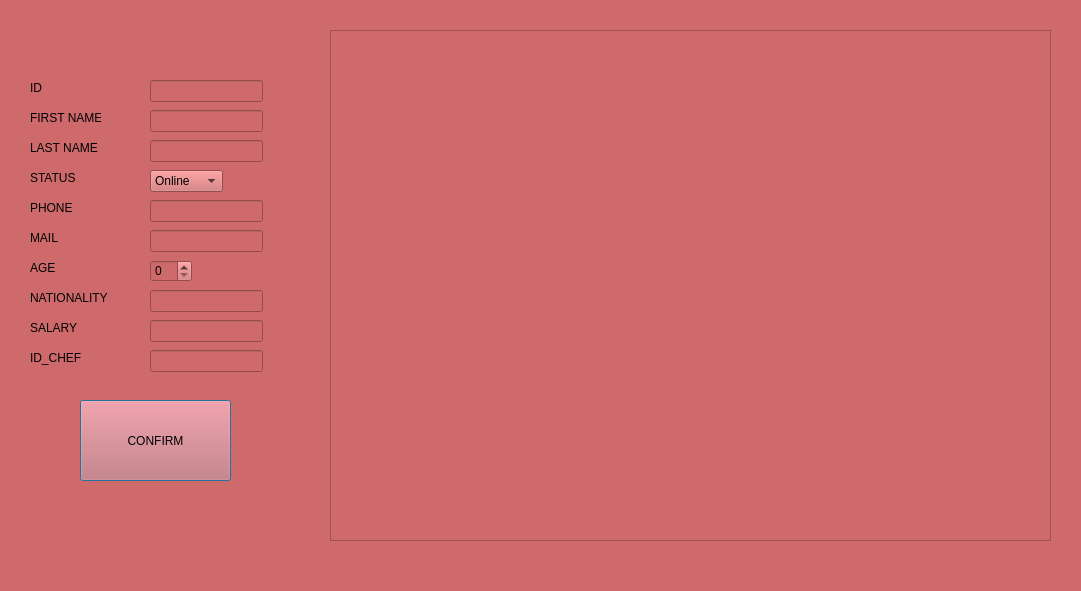
Old version of the form modify.ui in the repository nessimayadi12/Smart_Business_Agency.
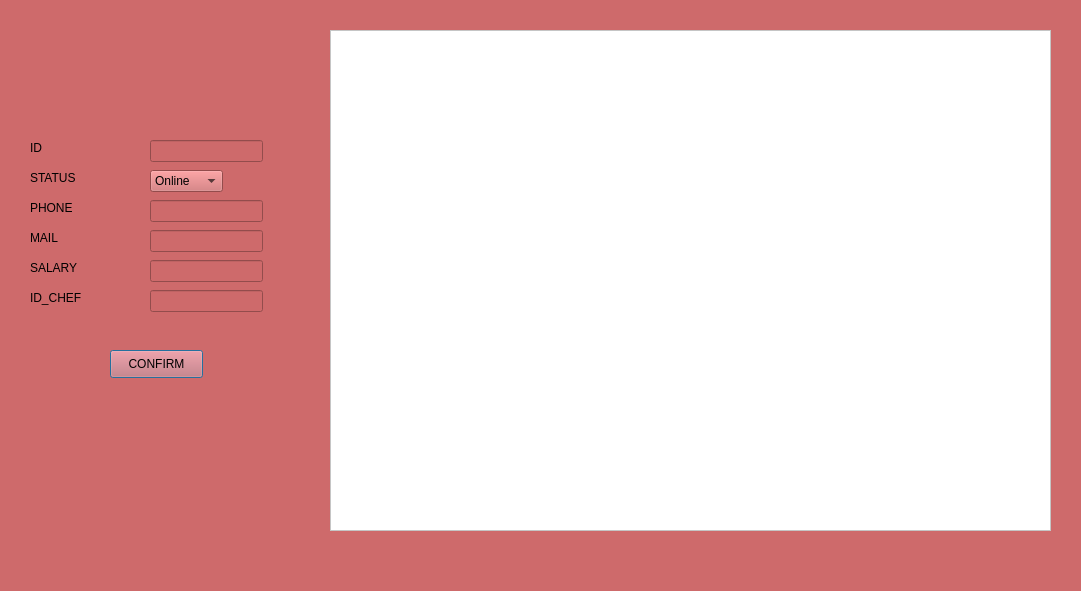
New version of the form.

Diff of the .ui file:
```diff
--- a/modify.ui
+++ b/modify.ui
@@ -465,15 +465,18 @@
      <x>330</x>
      <y>30</y>
      <width>721</width>
-     <height>511</height>
+     <height>501</height>
     </rect>
    </property>
+   <property name="styleSheet">
+    <string notr="true">background-color: rgb(255, 255, 255);</string>
+   </property>
   </widget>
   <widget class="QLabel" name="label">
    <property name="geometry">
     <rect>
      <x>30</x>
-     <y>80</y>
+     <y>140</y>
      <width>56</width>
      <height>16</height>
     </rect>
@@ -482,32 +485,6 @@
     <string>ID</string>
    </property>
   </widget>
-  <widget class="QLabel" name="label_2">
-   <property name="geometry">
-    <rect>
-     <x>30</x>
-     <y>110</y>
-     <width>71</width>
-     <height>16</height>
-    </rect>
-   </property>
-   <property name="text">
-    <string>FIRST NAME</string>
-   </property>
-  </widget>
-  <widget class="QLabel" name="label_3">
-   <property name="geometry">
-    <rect>
-     <x>30</x>
-     <y>140</y>
-     <width>71</width>
-     <height>16</height>
-    </rect>
-   </property>
-   <property name="text">
-    <string>LAST NAME</string>
-   </property>
-  </widget>
   <widget class="QLabel" name="label_4">
    <property name="geometry">
     <rect>
@@ -547,37 +524,11 @@
     <string>MAIL</string>
    </property>
   </widget>
-  <widget class="QLabel" name="label_7">
-   <property name="geometry">
-    <rect>
-     <x>30</x>
-     <y>260</y>
-     <width>56</width>
-     <height>16</height>
-    </rect>
-   </property>
-   <property name="text">
-    <string>AGE</string>
-   </property>
-  </widget>
-  <widget class="QLabel" name="label_8">
-   <property name="geometry">
-    <rect>
-     <x>30</x>
-     <y>290</y>
-     <width>81</width>
-     <height>16</height>
-    </rect>
-   </property>
-   <property name="text">
-    <string>NATIONALITY</string>
-   </property>
-  </widget>
   <widget class="QLabel" name="label_9">
    <property name="geometry">
     <rect>
      <x>30</x>
-     <y>320</y>
+     <y>260</y>
      <width>56</width>
      <height>16</height>
     </rect>
@@ -590,7 +541,7 @@
    <property name="geometry">
     <rect>
      <x>30</x>
-     <y>350</y>
+     <y>290</y>
      <width>56</width>
      <height>16</height>
     </rect>
@@ -603,26 +554,6 @@
    <property name="geometry">
     <rect>
      <x>150</x>
-     <y>80</y>
-     <width>113</width>
-     <height>22</height>
-    </rect>
-   </property>
-  </widget>
-  <widget class="QLineEdit" name="lineNom_edit">
-   <property name="geometry">
-    <rect>
-     <x>150</x>
-     <y>110</y>
-     <width>113</width>
-     <height>22</height>
-    </rect>
-   </property>
-  </widget>
-  <widget class="QLineEdit" name="linePrenom_edit">
-   <property name="geometry">
-    <rect>
-     <x>150</x>
      <y>140</y>
      <width>113</width>
      <height>22</height>
@@ -669,31 +600,11 @@
     </rect>
    </property>
   </widget>
-  <widget class="QSpinBox" name="spin_edit">
-   <property name="geometry">
-    <rect>
-     <x>150</x>
-     <y>260</y>
-     <width>42</width>
-     <height>22</height>
-    </rect>
-   </property>
-  </widget>
-  <widget class="QLineEdit" name="lineNat_edit">
-   <property name="geometry">
-    <rect>
-     <x>150</x>
-     <y>290</y>
-     <width>113</width>
-     <height>22</height>
-    </rect>
-   </property>
-  </widget>
   <widget class="QLineEdit" name="lineSal_edit">
    <property name="geometry">
     <rect>
      <x>150</x>
-     <y>320</y>
+     <y>260</y>
      <width>113</width>
      <height>22</height>
     </rect>
@@ -703,7 +614,7 @@
    <property name="geometry">
     <rect>
      <x>150</x>
-     <y>350</y>
+     <y>290</y>
      <width>113</width>
      <height>22</height>
     </rect>
@@ -712,10 +623,10 @@
   <widget class="QPushButton" name="pushButton_2">
    <property name="geometry">
     <rect>
-     <x>80</x>
-     <y>400</y>
-     <width>151</width>
-     <height>81</height>
+     <x>110</x>
+     <y>350</y>
+     <width>93</width>
+     <height>28</height>
     </rect>
    </property>
    <property name="text">
```
Left out of the diff: 2 changed lines with no effect on the pictures.
